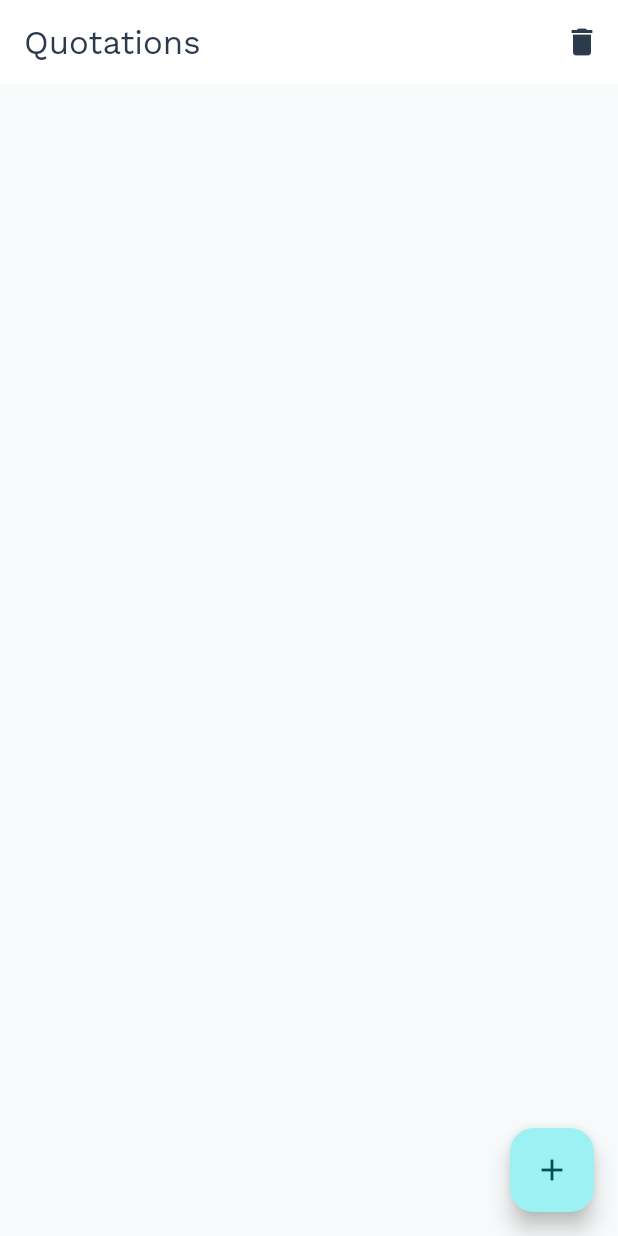
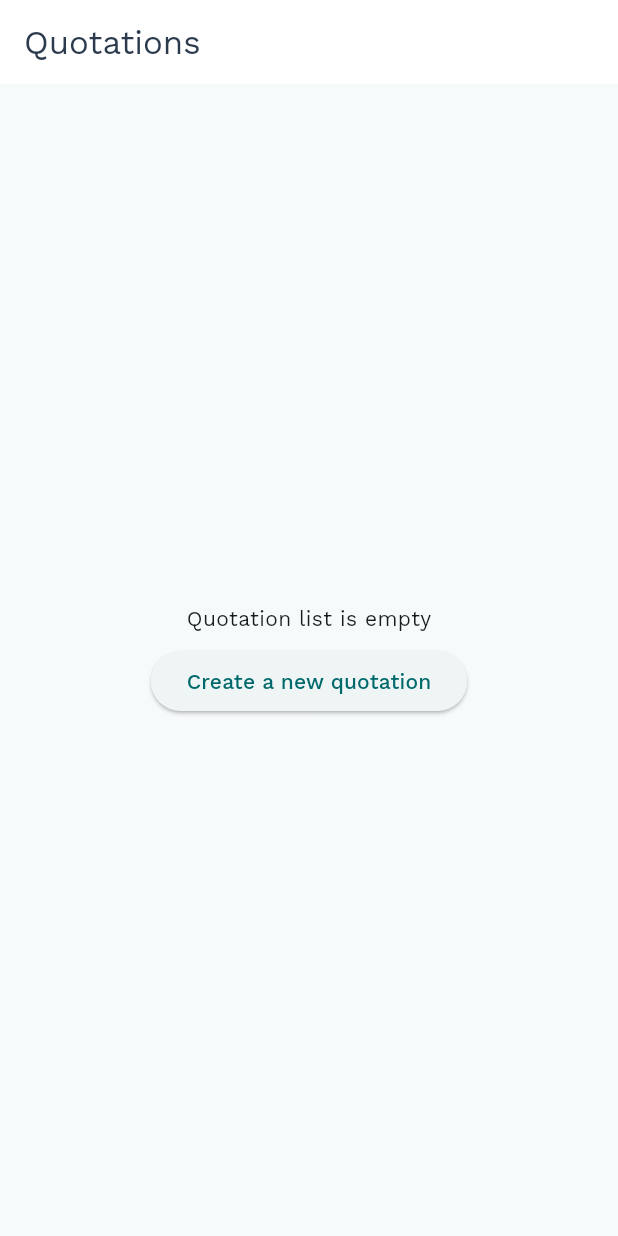
Before and after one commit to ernestfr/Quotations, a Flutter app: the screen it shows after launch, on a phone screen of 412 x 824 dp. Run offline on Flutter 3.47's test engine with Material 2 defaults, Android fonts, the light colour scheme and no system bars; our stand-ins replace flutter_riverpod, hive, image_picker; missing offline and left inert: data_class_plugin; accounts and stored records are empty.

Commit message:
implement imagePicker

```diff
--- a/lib/core/components/custom_appbar.dart
+++ b/lib/core/components/custom_appbar.dart
@@ -1,7 +1,5 @@
 import 'package:flutter/material.dart';
 import 'package:flutter_riverpod/flutter_riverpod.dart';
-import 'package:quotations/core/enums/box_type.dart';
-import 'package:quotations/core/services/local_database_service.dart';
 
 class CustomAppbar extends ConsumerWidget implements PreferredSizeWidget {
   const CustomAppbar({
@@ -13,15 +11,15 @@
   Widget build(BuildContext context, ref) {
     return AppBar(
       title: Text(title ?? 'Quotations'),
-      actions: [
-        IconButton(
-            onPressed: () {
-              ref
-                  .read(localDatabaseService)
-                  .clear([BoxType.quotations, BoxType.customers]);
-            },
-            icon: Icon(Icons.delete))
-      ],
+      // actions: [
+      //   IconButton(
+      //       onPressed: () {
+      //         ref
+      //             .read(localDatabaseService)
+      //             .clear([BoxType.quotations, BoxType.customers]);
+      //       },
+      //       icon: Icon(Icons.delete))
+      // ],
     );
   }
 
--- a/lib/modules/quotations/screens/quotation_list_screen.dart
+++ b/lib/modules/quotations/screens/quotation_list_screen.dart
@@ -15,22 +15,38 @@
   Widget build(BuildContext context, ref) {
     return Scaffold(
       appBar: CustomAppbar(),
-      floatingActionButton: FloatingActionButton(
-        onPressed: ref.read(quotationsProvider.notifier).goToCreateQuotation,
+      floatingActionButton: ref.watch(quotationsProvider).allQuotations.isEmpty
+          ? null
+          : FloatingActionButton(
+              onPressed:
+                  ref.read(quotationsProvider.notifier).goToCreateQuotation,
               child: Icon(Icons.add),
             ),
-      body: ListView.builder(
+      body: ref.watch(quotationsProvider).allQuotations.isEmpty
+          ? Column(
+              mainAxisAlignment: MainAxisAlignment.center,
+              crossAxisAlignment: CrossAxisAlignment.center,
+              children: [
+                Center(child: Text("Quotation list is empty")),
+                SizedBox(height: 8),
+                ElevatedButton(
+                    onPressed: ref
+                        .read(quotationsProvider.notifier)
+                        .goToCreateQuotation,
+                    child: Text("Create a new quotation"))
+              ],
+            )
+          : ListView.builder(
               itemCount: ref.watch(quotationsProvider).allQuotations.length,
               itemBuilder: (context, index) {
-          // return Container();
-          return ref.watch(quotationsProvider).allQuotations.isEmpty
-              ? Container()
-              : QuotationCard(
-                  quotation: ref.watch(quotationsProvider).allQuotations[index],
+                return QuotationCard(
+                    quotation:
+                        ref.watch(quotationsProvider).allQuotations[index],
                     onPressed: () {
                       ref.read(navigationProvider.notifier).goToPage(
-                        quotationDetailsPage(
-                            ref.read(quotationsProvider).allQuotations[index]));
+                          quotationDetailsPage(ref
+                              .read(quotationsProvider)
+                              .allQuotations[index]));
                     });
               },
             ),
--- a/lib/modules/quotations/submodules/create_quotation/providers/create_quotation_provider.dart
+++ b/lib/modules/quotations/submodules/create_quotation/providers/create_quotation_provider.dart
@@ -2,6 +2,7 @@
 import 'package:flutter_riverpod/flutter_riverpod.dart';
 import 'package:quotations/core/enums/box_type.dart';
 import 'package:quotations/core/routes/routes.dart';
+import 'package:quotations/core/services/image_service.dart';
 import 'package:quotations/core/services/local_database_service.dart';
 import 'package:quotations/core/services/navigation.dart';
 import 'package:quotations/modules/quotations/models/customer.dart';
@@ -32,6 +33,17 @@
 
   goToCreateCustomer() async {
     ref.read(navigationProvider.notifier).goToPage(createCustomerPage);
+  }
+
+  addImage() async {
+    String imageName = await ref.read(imageService).pickImage();
+    if (imageName == "error") {
+      return;
+    }
+    List<String> images = state.quotation.images;
+    images.add(imageName);
+    Quotation quotation = state.quotation.copyWith(images: images);
+    state = state.copyWith(quotation: quotation);
   }
 
   goToAddLineItem() {
```
Also changed, not shown: 3 other files. Lines whose indentation alone changed are shown as unchanged.
